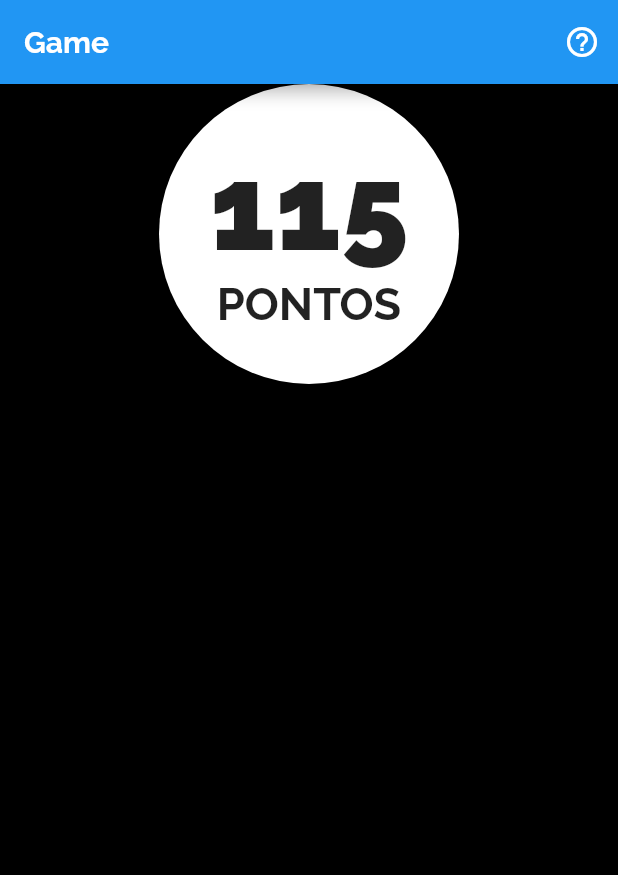
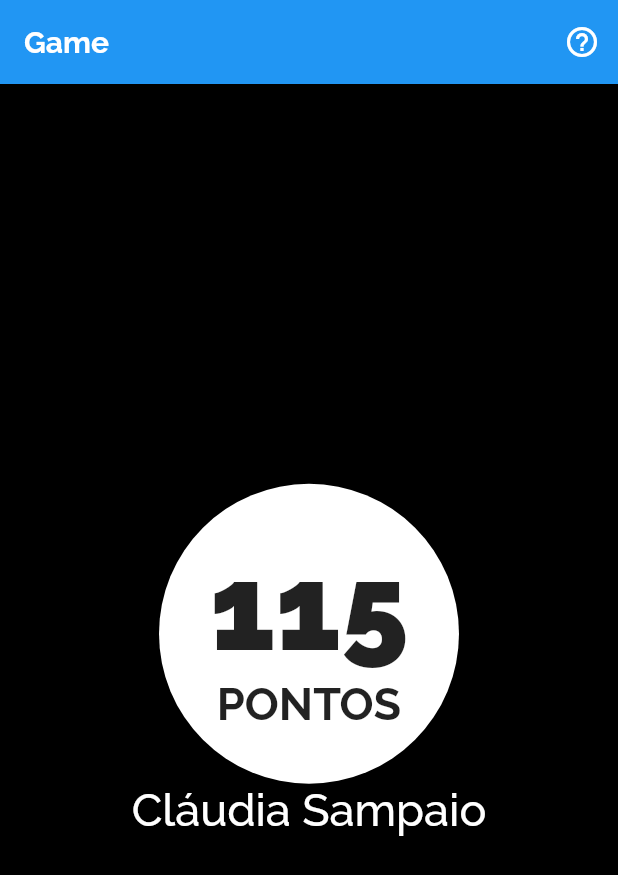
Before and after one commit to Janilso/jogo-contabil, a Flutter app: the screen it shows after launch, on a phone screen of 412 x 824 dp. Shown: the top 875 px of the screen. Run offline on Flutter 3.47's test engine with Material 2 defaults, Android fonts, the light colour scheme and no system bars.

Commit message:
Fim do sabado

```diff
--- a/lib/main.dart
+++ b/lib/main.dart
@@ -12,6 +12,7 @@ class MyApp extends StatelessWidget {
       theme: ThemeData(
         primarySwatch: Colors.blue,
         fontFamily: 'Raleway',
+        buttonTheme: ButtonThemeData(),
       ),
       home: homePage(),
     );
--- a/lib/pages/inicio.dart
+++ b/lib/pages/inicio.dart
@@ -30,6 +30,7 @@ class _homePageState extends State<homePage> {
         ),
         body: Center(
           child: Column(
+            mainAxisAlignment: MainAxisAlignment.center,
             children: <Widget>[
               Container(
                 height: 200,
@@ -59,7 +60,15 @@ class _homePageState extends State<homePage> {
                     ),
                   ],
                 ),
-              )
+              ),
+              Text(
+                _nome,
+                style: TextStyle(
+                  fontWeight: FontWeight.w500,
+                  color: Colors.white,
+                  fontSize: 30,
+                ),
+              ),
             ],
           ),
         ));
```
